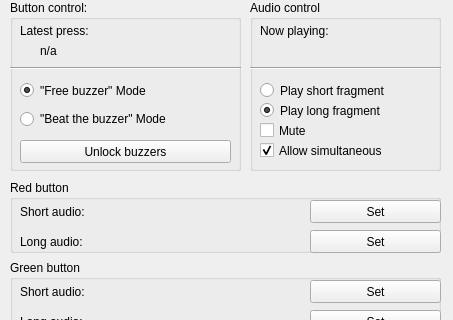
JosvanGoor/QuizBro, file QuizBro_barebone/mainwindow.ui: the form before one commit; both pictures show x 0 to 453 and y 0 to 320 of the 453 by 526 pixel window.
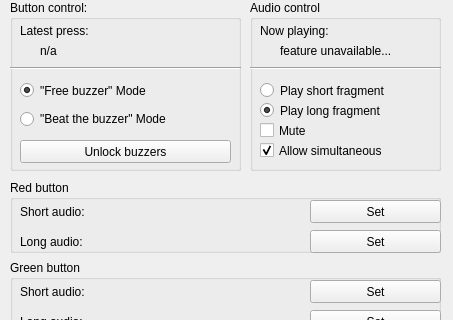
The form after the commit.

Commit message: Added audio and some button functionality.

What changed in the file:
```diff
--- a/QuizBro_barebone/mainwindow.ui
+++ b/QuizBro_barebone/mainwindow.ui
@@ -406,7 +406,7 @@
       </rect>
      </property>
      <property name="text">
-      <string>&lt;color/length&gt;</string>
+      <string>feature unavailable...</string>
      </property>
     </widget>
     <widget class="Line" name="line_2">
```
The commit also changes 5 other files.
